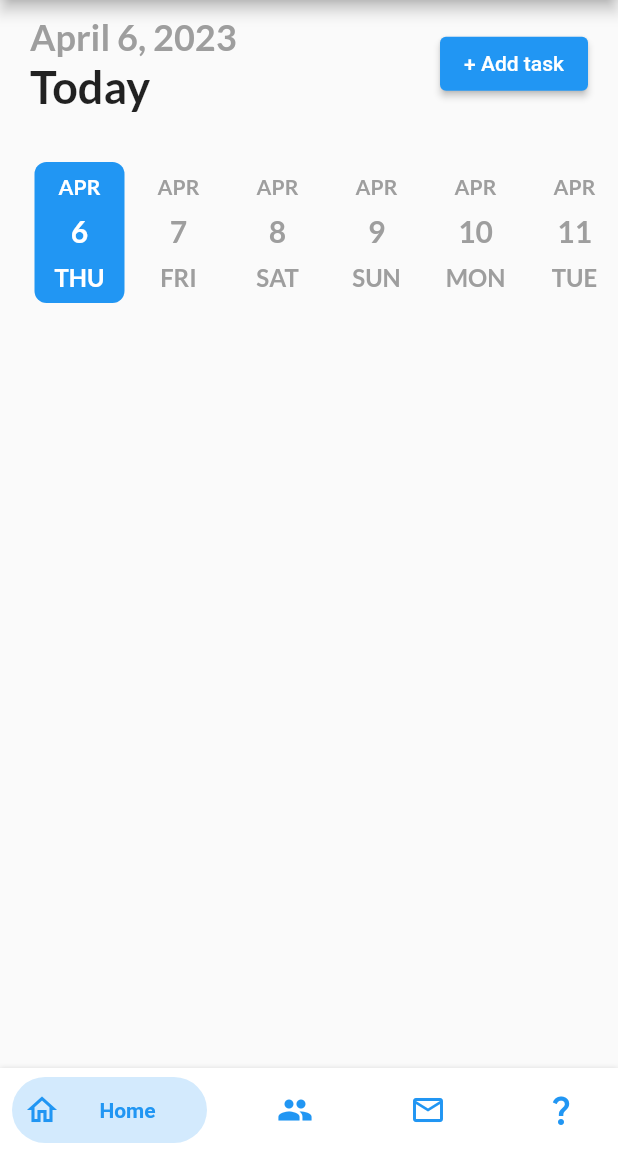
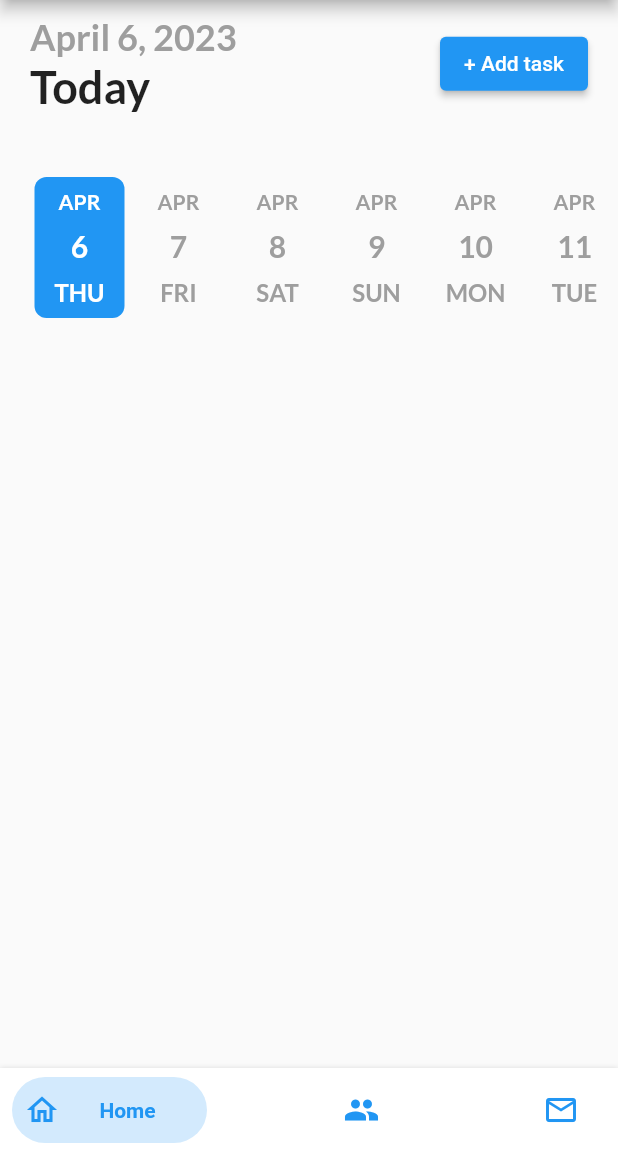
Before and after one commit to JamieH2/time_crunch, a Flutter app: the screen it shows after launch, on a phone screen of 412 x 824 dp, the part 84-1236 px from its top. Run offline on Flutter 3.47's test engine with Material 2 defaults, Android fonts, the phone set to English and light mode, and no system bars; drawn by our look-alikes of bottom_navy_bar, date_picker_timeline; our stand-ins replace get, get_storage, google_fonts, hive, hive_flutter; accounts and stored records are empty.

Commit message:
small changes to home page

```diff
--- a/lib/main.dart
+++ b/lib/main.dart
@@ -113,8 +113,6 @@ class _navBarState
         return ToDoPage();
       case 2 :
         return EmailPage();
-      case 3:
-        return MeetingsPage();
 
 
     }
@@ -143,12 +141,6 @@ class _navBarState
           //activeColor: Colors.white,
           textAlign: TextAlign.center,
         ),
-        BottomNavyBarItem(
-          icon: Icon(Icons.question_mark),
-          title: Text('placeholder'),
-          //activeColor: Colors.white,
-          textAlign: TextAlign.center,
-        ),
         //
 
       ],
--- a/lib/screens/home_page.dart
+++ b/lib/screens/home_page.dart
@@ -94,7 +94,7 @@ class _HomePageState extends State<HomePage> {
           ),
           // Add a new row for the date picker
           Container(
-            margin: EdgeInsets.only(top: 30, left: 20,),
+            margin: EdgeInsets.only(top: 40, bottom: 20, left: 20),
             child: Row(
               children: [
                 Expanded(
```
Also changed, not shown: lib/screens/placeholder.dart (deleted, +0 -45 lines).
